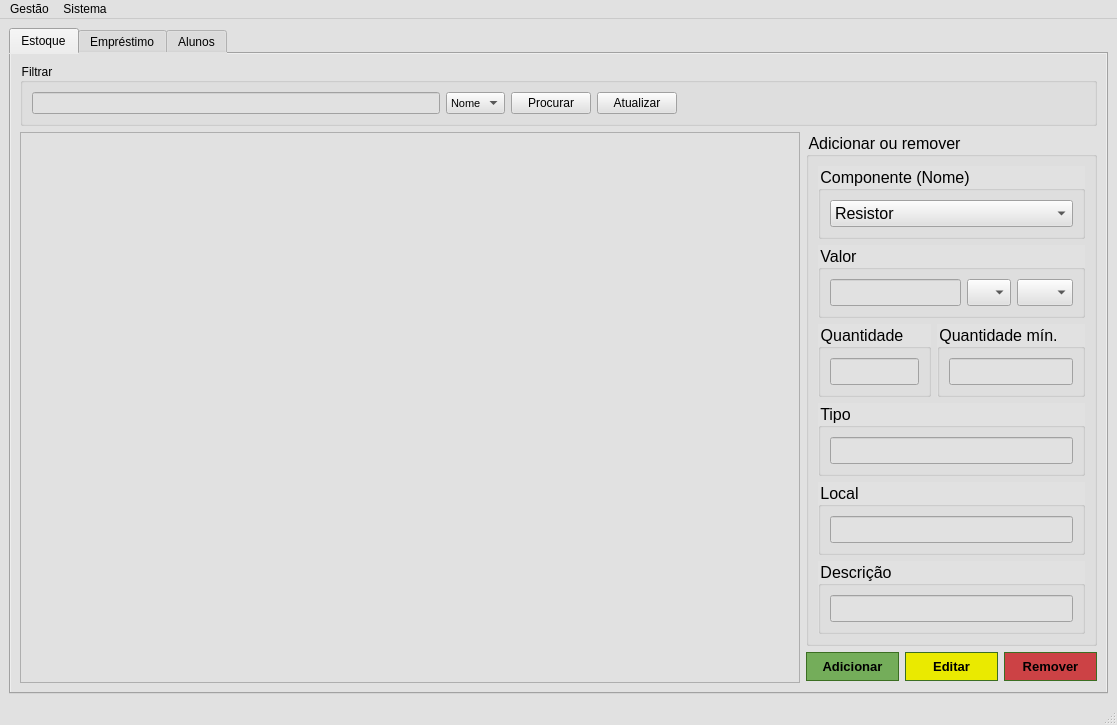
Old version of the form Sistema_Almox/mainwindow.ui in the repository NycolasAbreu/Sistema_Almox.
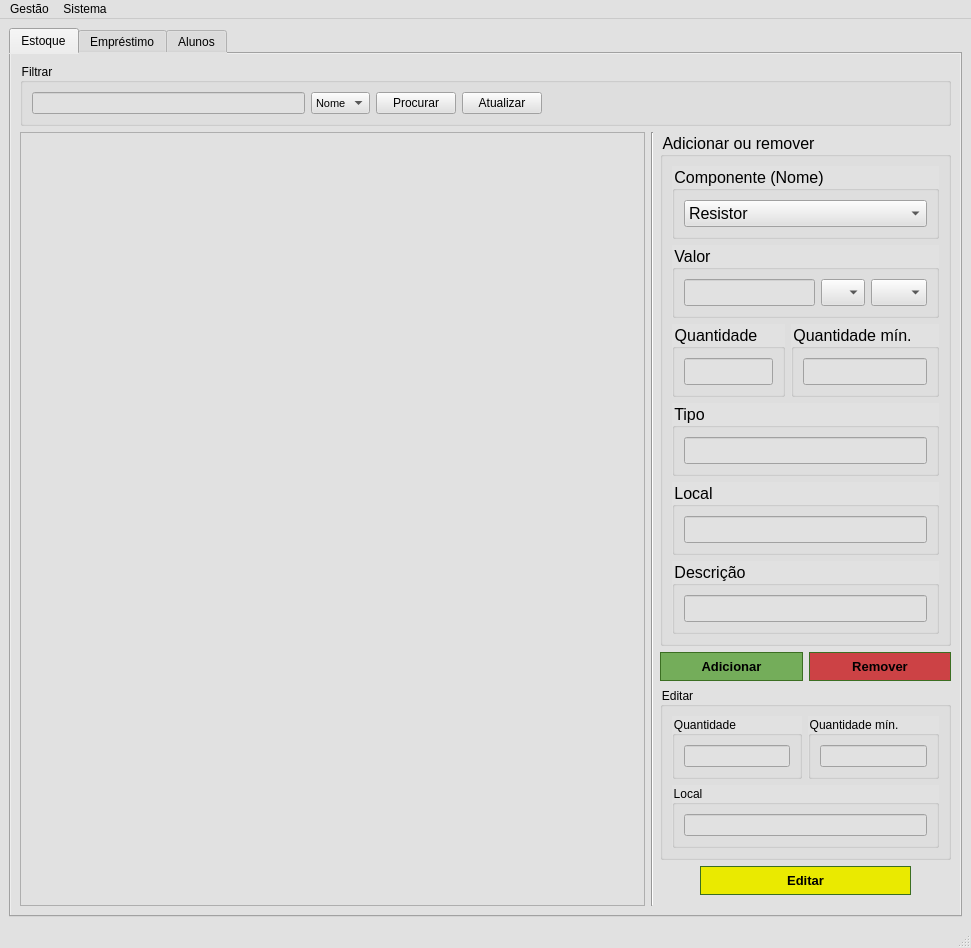
New version of the form. Icons and pictures are not drawn.

Patch:
```diff
--- a/Sistema_Almox/mainwindow.ui
+++ b/Sistema_Almox/mainwindow.ui
@@ -6,8 +6,8 @@
    <rect>
     <x>0</x>
     <y>0</y>
-    <width>1117</width>
-    <height>719</height>
+    <width>971</width>
+    <height>948</height>
    </rect>
   </property>
   <property name="palette">
@@ -780,13 +780,20 @@
          </widget>
         </item>
         <item row="1" column="0">
-         <layout class="QHBoxLayout" name="horizontalLayout_7" stretch="4,1">
+         <layout class="QHBoxLayout" name="horizontalLayout_7" stretch="4,0,1">
           <property name="rightMargin">
            <number>0</number>
           </property>
           <item>
            <widget class="QTableWidget" name="tableWidgetInv"/>
           </item>
+          <item>
+           <widget class="Line" name="line">
+            <property name="orientation">
+             <enum>Qt::Vertical</enum>
+            </property>
+           </widget>
+          </item>
           <item>
            <layout class="QVBoxLayout" name="verticalLayout_2">
             <property name="leftMargin">
@@ -1084,7 +1091,7 @@
              </widget>
             </item>
             <item>
-             <layout class="QHBoxLayout" name="horizontalLayout_4">
+             <layout class="QHBoxLayout" name="horizontalLayout_11">
               <item>
                <widget class="QPushButton" name="pushButtonInvAdd">
                 <property name="styleSheet">
@@ -1115,6 +1122,119 @@
                </widget>
               </item>
               <item>
+               <widget class="QPushButton" name="pushButtonInvRemove">
+                <property name="autoFillBackground">
+                 <bool>false</bool>
+                </property>
+                <property name="styleSheet">
+                 <string notr="true">.QPushButton { 
+background-color:#cc4245;
+border:1px solid#3b6e22 ; 
+color:#000000; 
+font-family:Arial;
+font-size:13px;
+font-weight:bold; 
+padding:6px 12px; 
+text-decoration:none; } 
+
+.QPushButton:hover { 
+background-color:#a1343c; } 
+
+.QPushButton:active {
+ position:relative;
+ top:1px; } 
+
+.QPushButton:pressed {
+ background-color:#702427;
+ } </string>
+                </property>
+                <property name="text">
+                 <string>Remover</string>
+                </property>
+               </widget>
+              </item>
+             </layout>
+            </item>
+            <item>
+             <widget class="QGroupBox" name="groupBox_10">
+              <property name="styleSheet">
+               <string notr="true">font: 75 12pt &quot;MS Shell Dlg 2&quot;;</string>
+              </property>
+              <property name="title">
+               <string>Editar</string>
+              </property>
+              <layout class="QVBoxLayout" name="verticalLayout_8">
+               <item>
+                <layout class="QHBoxLayout" name="horizontalLayout_14">
+                 <item>
+                  <widget class="QGroupBox" name="groupBox_13">
+                   <property name="styleSheet">
+                    <string notr="true">font: 10pt &quot;MS Shell Dlg 2&quot;;</string>
+                   </property>
+                   <property name="title">
+                    <string>Quantidade</string>
+                   </property>
+                   <layout class="QHBoxLayout" name="horizontalLayout_15">
+                    <item>
+                     <widget class="QLineEdit" name="lineEditEditInvQuantity"/>
+                    </item>
+                   </layout>
+                  </widget>
+                 </item>
+                 <item>
+                  <widget class="QGroupBox" name="groupBox_14">
+                   <property name="styleSheet">
+                    <string notr="true">font: 10pt &quot;MS Shell Dlg 2&quot;;</string>
+                   </property>
+                   <property name="title">
+                    <string>Quantidade mín.</string>
+                   </property>
+                   <layout class="QVBoxLayout" name="verticalLayout_7">
+                    <item>
+                     <widget class="QLineEdit" name="lineEditEditInvMinQuantity"/>
+                    </item>
+                   </layout>
+                  </widget>
+                 </item>
+                </layout>
+               </item>
+               <item>
+                <widget class="QGroupBox" name="groupBox_15">
+                 <property name="styleSheet">
+                  <string notr="true">font: 10pt &quot;MS Shell Dlg 2&quot;;</string>
+                 </property>
+                 <property name="title">
+                  <string>Local</string>
+                 </property>
+                 <layout class="QHBoxLayout" name="horizontalLayout_16">
+                  <item>
+                   <widget class="QLineEdit" name="lineEditEditInvLocal"/>
+                  </item>
+                 </layout>
+                </widget>
+               </item>
+              </layout>
+             </widget>
+            </item>
+            <item>
+             <layout class="QHBoxLayout" name="horizontalLayout_4">
+              <item>
+               <spacer name="horizontalSpacer_2">
+                <property name="orientation">
+                 <enum>Qt::Horizontal</enum>
+                </property>
+                <property name="sizeType">
+                 <enum>QSizePolicy::Fixed</enum>
+                </property>
+                <property name="sizeHint" stdset="0">
+                 <size>
+                  <width>40</width>
+                  <height>20</height>
+                 </size>
+                </property>
+               </spacer>
+              </item>
+              <item>
                <widget class="QPushButton" name="pushButtonInvEdit">
                 <property name="autoFillBackground">
                  <bool>false</bool>
@@ -1148,36 +1268,20 @@
                </widget>
               </item>
               <item>
-               <widget class="QPushButton" name="pushButtonInvRemove">
-                <property name="autoFillBackground">
-                 <bool>false</bool>
+               <spacer name="horizontalSpacer_3">
+                <property name="orientation">
+                 <enum>Qt::Horizontal</enum>
                 </property>
-                <property name="styleSheet">
-                 <string notr="true">.QPushButton { 
-background-color:#cc4245;
-border:1px solid#3b6e22 ; 
-color:#000000; 
-font-family:Arial;
-font-size:13px;
-font-weight:bold; 
-padding:6px 12px; 
-text-decoration:none; } 
-
-.QPushButton:hover { 
-background-color:#a1343c; } 
-
-.QPushButton:active {
- position:relative;
- top:1px; } 
-
-.QPushButton:pressed {
- background-color:#702427;
- } </string>
+                <property name="sizeType">
+                 <enum>QSizePolicy::Fixed</enum>
                 </property>
-                <property name="text">
-                 <string>Remover</string>
+                <property name="sizeHint" stdset="0">
+                 <size>
+                  <width>40</width>
+                  <height>20</height>
+                 </size>
                 </property>
-               </widget>
+               </spacer>
               </item>
              </layout>
             </item>
@@ -1191,8 +1295,8 @@
               </property>
               <property name="sizeHint" stdset="0">
                <size>
-                <width>20</width>
-                <height>40</height>
+                <width>250</width>
+                <height>13</height>
                </size>
               </property>
              </spacer>
@@ -1230,7 +1334,7 @@
     <rect>
      <x>0</x>
      <y>0</y>
-     <width>1117</width>
+     <width>971</width>
      <height>20</height>
     </rect>
    </property>
```
